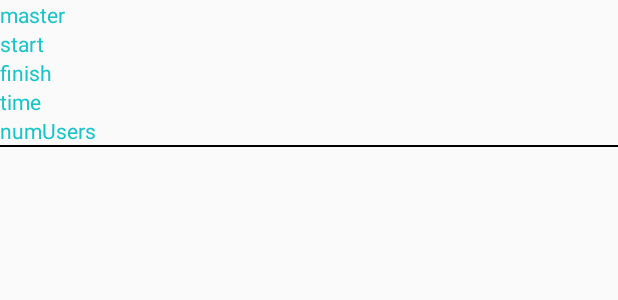
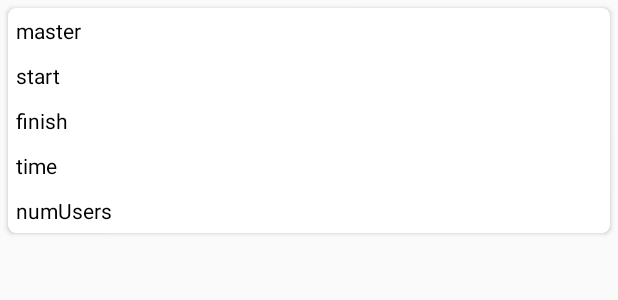
Before and after one commit to ssove/SWengineering, an Android app: the layout item_room.xml on its own in the app's theme, with its tools: preview values and no code run, on a phone screen of 412 x 824 dp. Shown: the top 300 px of the screen. Run offline under Robolectric (Android 15) with nearby library versions, the phone set to English and light mode, and no system bars.

Commit message:
Changed RoomList design
Signed-off-by: JeongWoo <dnwjddn52@gmail.com>

```diff
--- a/android/ShareTaxi/app/build.gradle
+++ b/android/ShareTaxi/app/build.gradle
@@ -23,7 +23,6 @@ dependencies {
     implementation 'com.google.android.gms:play-services-maps:15.0.1'
     implementation 'com.android.support:support-v4:26.1.0'
     compile 'com.google.android.gms:play-services-places:15.0.1'
-
     compile fileTree(include: ['*.jar'], dir: 'libs')
     androidTestCompile('com.android.support.test.espresso:espresso-core:2.2.2', {
         exclude group: 'com.android.support', module: 'support-annotations'
@@ -36,4 +35,5 @@ dependencies {
     testCompile 'junit:junit:4.12'
     compile 'com.android.support:recyclerview-v7:26.0.0-alpha1'
     implementation files('libs/libDaumMapAndroid.jar')
+    implementation 'com.android.support:cardview-v7:26.1.0'
 }
--- a/android/ShareTaxi/app/src/main/java/com/example/hiros/sharetaxi/Constants.java
+++ b/android/ShareTaxi/app/src/main/java/com/example/hiros/sharetaxi/Constants.java
@@ -5,7 +5,7 @@ package com.example.hiros.sharetaxi;
  */
 
 public class Constants {
-    public static final String SOCKET_URL = "http://27.35.110.82:3000";
+    public static final String SOCKET_URL = "http://127.0.0.1:3000";
 
     public static final String SHOW_ROOM = "show rooms";
 }
--- a/android/ShareTaxi/app/src/main/java/com/example/hiros/sharetaxi/RoomAdapter.java
+++ b/android/ShareTaxi/app/src/main/java/com/example/hiros/sharetaxi/RoomAdapter.java
@@ -32,7 +32,7 @@ public class RoomAdapter extends RecyclerView.Adapter<RoomViewHolder> implements
 
     @Override
     public RoomViewHolder onCreateViewHolder(ViewGroup parent, int viewType) {
-        View v = LayoutInflater.from(parent.getContext()).inflate(R.layout.item_room, parent, false);
+        View v = LayoutInflater.from(parent.getContext()).inflate(R.layout.item_room, null);
         RoomViewHolder holder = new RoomViewHolder(v);
         holder.setOnRoomClickListener(this);
         return holder;
--- a/android/ShareTaxi/app/src/main/res/layout/activity_room_list.xml
+++ b/android/ShareTaxi/app/src/main/res/layout/activity_room_list.xml
@@ -1,5 +1,5 @@
 <?xml version="1.0" encoding="utf-8"?>
-<LinearLayout xmlns:android="http://schemas.android.com/apk/res/android"
+<RelativeLayout xmlns:android="http://schemas.android.com/apk/res/android"
     xmlns:app="http://schemas.android.com/apk/res-auto"
     xmlns:tools="http://schemas.android.com/tools"
     android:layout_width="match_parent"
@@ -15,4 +15,4 @@
     </android.support.v7.widget.RecyclerView>
 
 
-</LinearLayout>
+</RelativeLayout>
--- a/android/ShareTaxi/app/src/main/res/layout/item_room.xml
+++ b/android/ShareTaxi/app/src/main/res/layout/item_room.xml
@@ -1,48 +1,56 @@
 <?xml version="1.0" encoding="utf-8"?>
-<LinearLayout xmlns:android="http://schemas.android.com/apk/res/android"
-    android:orientation="vertical"
+<RelativeLayout
+    xmlns:android="http://schemas.android.com/apk/res/android"
+    xmlns:app="http://schemas.android.com/apk/res-auto"
     android:layout_width="match_parent"
     android:layout_height="wrap_content">
-
+    <android.support.v7.widget.CardView
+        android:layout_width="match_parent"
+        android:layout_height="wrap_content"
+        android:layout_margin="5dp"
+        app:cardCornerRadius="5dp">
+        <LinearLayout
+            android:layout_width="match_parent"
+            android:layout_height="wrap_content"
+            android:orientation="vertical">
             <TextView
                 android:id="@+id/item_room_master"
                 android:layout_width="wrap_content"
                 android:layout_height="wrap_content"
-        android:textColor="#18c4c7"
+                android:layout_margin="5dp"
+                android:textColor="#000000"
                 android:text="master"/>
-
             <TextView
                 android:id="@+id/item_room_start"
-        android:layout_width="match_parent"
+                android:layout_width="wrap_content"
                 android:layout_height="wrap_content"
-        android:textColor="#18c4c7"
+                android:layout_margin="5dp"
+                android:textColor="#000000"
                 android:text="start"/>
 
             <TextView
                 android:id="@+id/item_room_finish"
-        android:layout_width="match_parent"
+                android:layout_width="wrap_content"
                 android:layout_height="wrap_content"
-        android:textColor="#18c4c7"
+                android:layout_margin="5dp"
+                android:textColor="#000000"
                 android:text="finish"/>
 
             <TextView
                 android:id="@+id/item_room_time"
-        android:layout_width="match_parent"
+                android:layout_width="wrap_content"
                 android:layout_height="wrap_content"
-        android:textColor="#18c4c7"
+                android:layout_margin="5dp"
+                android:textColor="#000000"
                 android:text="time"/>
 
             <TextView
                 android:id="@+id/item_room_numUser"
-        android:layout_width="match_parent"
+                android:layout_width="wrap_content"
                 android:layout_height="wrap_content"
-        android:textColor="#18c4c7"
+                android:layout_margin="5dp"
+                android:textColor="#000000"
                 android:text="numUsers"/>
-
-    <View
-        android:background="#000000"
-        android:layout_width="match_parent"
-        android:layout_height="1dp"
-        />
-
         </LinearLayout>
+    </android.support.v7.widget.CardView>
+</RelativeLayout>
```
Also changed, not shown: android/ShareTaxi/app/src/main/java/com/example/hiros/sharetaxi/MainActivity.java (+6 -6 lines), android/ShareTaxi/app/src/main/java/com/example/hiros/sharetaxi/RoomInfo.java (+10 -10 lines), android/ShareTaxi/app/src/main/java/com/example/hiros/sharetaxi/RoomListActivity.java (+17 -0 lines). Lines whose indentation alone changed are shown as unchanged.
